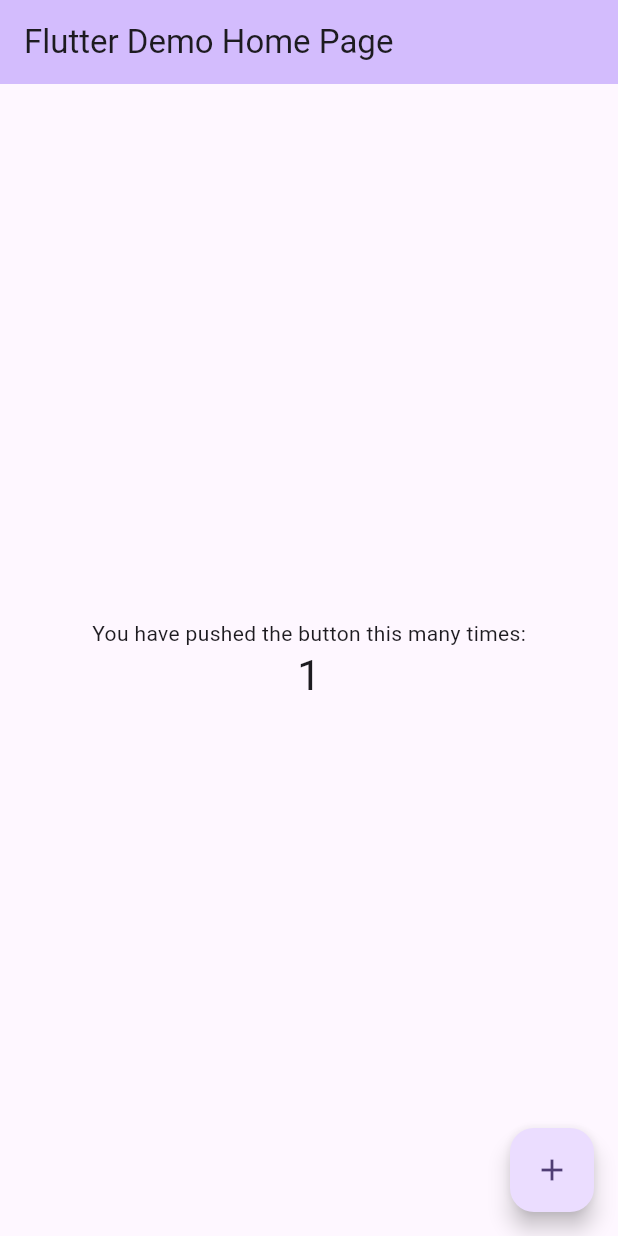
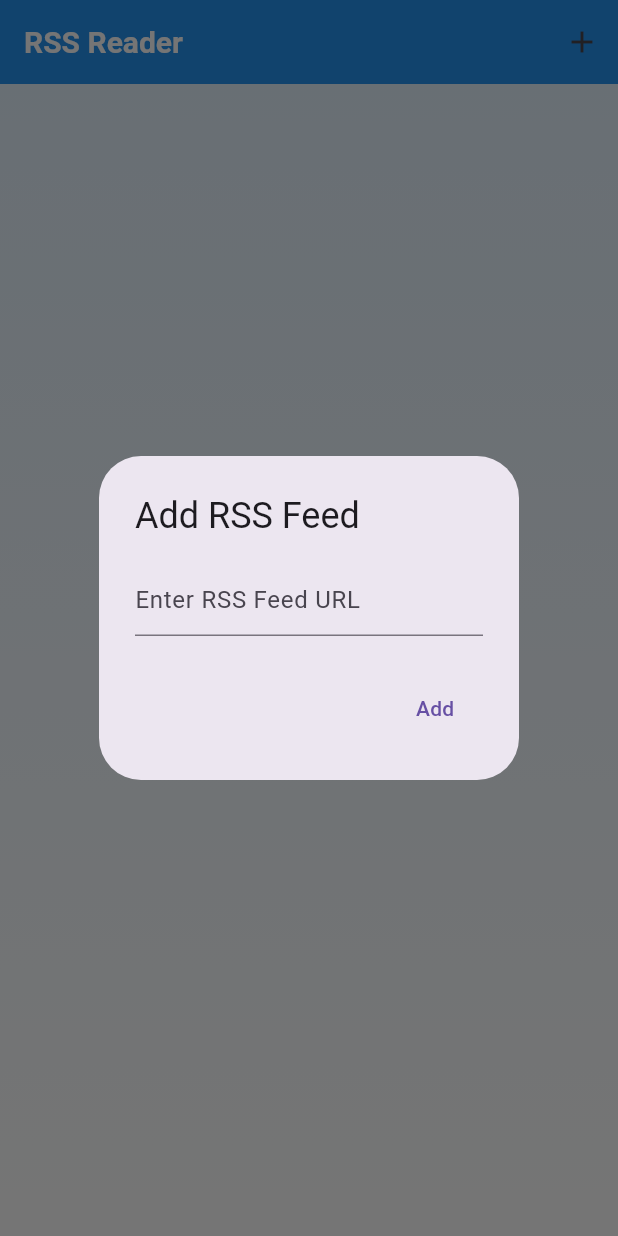
Before and after one commit to xQAQyn/RSS-Reader, a Flutter app: the screen it shows after launch, after a tap on the "add" icon, on a phone screen of 412 x 824 dp. Run offline on Flutter 3.47's test engine with Material 3 defaults, Android fonts, the phone set to English and light mode, and no system bars; our stand-ins replace sqflite; missing offline and left inert: rss_dart; accounts and stored records are empty.

Commit message:
feat. support add feed

```diff
--- a/lib/main.dart
+++ b/lib/main.dart
@@ -1,125 +1,48 @@
+import 'package:flutter/foundation.dart';
 import 'package:flutter/material.dart';
+import 'package:rss_reader/views/home_page.dart';
+import 'package:rss_reader/views/detail_page.dart';
+import 'package:rss_reader/models/rss_item.dart';
+import 'package:rss_reader/services/database_helper.dart';
 
 void main() {
+  WidgetsFlutterBinding.ensureInitialized();
+
+  if (kDebugMode) {
+    final dbHelper = DatabaseHelper();
+    dbHelper.clearDatabase();
+  }
+
   runApp(const MyApp());
 }
 
 class MyApp extends StatelessWidget {
   const MyApp({super.key});
 
-  // This widget is the root of your application.
   @override
   Widget build(BuildContext context) {
     return MaterialApp(
-      title: 'Flutter Demo',
+      title: 'RSS Reader',
       theme: ThemeData(
-        // This is the theme of your application.
-        //
-        // TRY THIS: Try running your application with "flutter run". You'll see
-        // the application has a purple toolbar. Then, without quitting the app,
-        // try changing the seedColor in the colorScheme below to Colors.green
-        // and then invoke "hot reload" (save your changes or press the "hot
-        // reload" button in a Flutter-supported IDE, or press "r" if you used
-        // the command line to start the app).
-        //
-        // Notice that the counter didn't reset back to zero; the application
-        // state is not lost during the reload. To reset the state, use hot
-        // restart instead.
-        //
-        // This works for code too, not just values: Most code changes can be
-        // tested with just a hot reload.
-        colorScheme: ColorScheme.fromSeed(seedColor: Colors.deepPurple),
-        useMaterial3: true,
+        primarySwatch: Colors.blue,
+        scaffoldBackgroundColor: Colors.blue.shade50,
+        appBarTheme: AppBarTheme(
+          backgroundColor: Colors.blue,
+          elevation: 2,
+          titleTextStyle: TextStyle(
+            fontSize: 20,
+            fontWeight: FontWeight.bold,
+            color: Colors.white,
+          ),
+        ),
       ),
-      home: const MyHomePage(title: 'Flutter Demo Home Page'),
+      home: const HomePage(),
+      routes: {
+        '/detail': (context) {
+          final items = ModalRoute.of(context)!.settings.arguments as List<RssItem>;
+          return DetailPage(items: items);
+        },
+      },
     );
   }
 }
-
-class MyHomePage extends StatefulWidget {
-  const MyHomePage({super.key, required this.title});
-
-  // This widget is the home page of your application. It is stateful, meaning
-  // that it has a State object (defined below) that contains fields that affect
-  // how it looks.
-
-  // This class is the configuration for the state. It holds the values (in this
-  // case the title) provided by the parent (in this case the App widget) and
-  // used by the build method of the State. Fields in a Widget subclass are
-  // always marked "final".
-
-  final String title;
-
-  @override
-  State<MyHomePage> createState() => _MyHomePageState();
-}
-
-class _MyHomePageState extends State<MyHomePage> {
-  int _counter = 0;
-
-  void _incrementCounter() {
-    setState(() {
-      // This call to setState tells the Flutter framework that something has
-      // changed in this State, which causes it to rerun the build method below
-      // so that the display can reflect the updated values. If we changed
-      // _counter without calling setState(), then the build method would not be
-      // called again, and so nothing would appear to happen.
-      _counter++;
-    });
-  }
-
-  @override
-  Widget build(BuildContext context) {
-    // This method is rerun every time setState is called, for instance as done
-    // by the _incrementCounter method above.
-    //
-    // The Flutter framework has been optimized to make rerunning build methods
-    // fast, so that you can just rebuild anything that needs updating rather
-    // than having to individually change instances of widgets.
-    return Scaffold(
-      appBar: AppBar(
-        // TRY THIS: Try changing the color here to a specific color (to
-        // Colors.amber, perhaps?) and trigger a hot reload to see the AppBar
-        // change color while the other colors stay the same.
-        backgroundColor: Theme.of(context).colorScheme.inversePrimary,
-        // Here we take the value from the MyHomePage object that was created by
-        // the App.build method, and use it to set our appbar title.
-        title: Text(widget.title),
-      ),
-      body: Center(
-        // Center is a layout widget. It takes a single child and positions it
-        // in the middle of the parent.
-        child: Column(
-          // Column is also a layout widget. It takes a list of children and
-          // arranges them vertically. By default, it sizes itself to fit its
-          // children horizontally, and tries to be as tall as its parent.
-          //
-          // Column has various properties to control how it sizes itself and
-          // how it positions its children. Here we use mainAxisAlignment to
-          // center the children vertically; the main axis here is the vertical
-          // axis because Columns are vertical (the cross axis would be
-          // horizontal).
-          //
-          // TRY THIS: Invoke "debug painting" (choose the "Toggle Debug Paint"
-          // action in the IDE, or press "p" in the console), to see the
-          // wireframe for each widget.
-          mainAxisAlignment: MainAxisAlignment.center,
-          children: <Widget>[
-            const Text(
-              'You have pushed the button this many times:',
-            ),
-            Text(
-              '$_counter',
-              style: Theme.of(context).textTheme.headlineMedium,
-            ),
-          ],
-        ),
-      ),
-      floatingActionButton: FloatingActionButton(
-        onPressed: _incrementCounter,
-        tooltip: 'Increment',
-        child: const Icon(Icons.add),
-      ), // This trailing comma makes auto-formatting nicer for build methods.
-    );
-  }
-}
--- a/lib/services/database_helper.dart
+++ b/lib/services/database_helper.dart
@@ -106,4 +106,10 @@ class DatabaseHelper {
     final db = await database;
     await db.update(Constants.feedsTable, {'last_updated': lastUpdated}, where: 'id = ?', whereArgs: [feedId]);
   }
+
+  Future<void> clearDatabase() async {
+    final db = await database;
+    await db.delete(Constants.feedsTable);
+    await db.delete(Constants.itemsTable);
+  }
 }
--- /dev/null
+++ b/lib/utils/styles.dart
@@ -0,0 +1,47 @@
+import 'package:flutter/material.dart';
+
+class AppStyles {
+  // 标题样式
+  static const TextStyle titleStyle = TextStyle(
+    fontSize: 20,
+    fontWeight: FontWeight.bold,
+    color: Colors.black87,
+  );
+
+  // 副标题样式
+  static const TextStyle subtitleStyle = TextStyle(
+    fontSize: 14,
+    color: Colors.grey,
+  );
+
+  // 卡片样式
+  static BoxDecoration cardDecoration = BoxDecoration(
+    color: Colors.white,
+    borderRadius: BorderRadius.circular(8),
+    boxShadow: [
+      BoxShadow(
+        color: Colors.black12,
+        blurRadius: 4,
+        offset: Offset(0, 2),
+      ),
+    ],
+  );
+
+  // 页面背景样式
+  static BoxDecoration pageBackground = BoxDecoration(
+    gradient: LinearGradient(
+      begin: Alignment.topCenter,
+      end: Alignment.bottomCenter,
+      colors: [Colors.blue.shade50, Colors.white],
+    ),
+  );
+
+  // 按钮样式
+  static ButtonStyle primaryButtonStyle = ElevatedButton.styleFrom(
+    backgroundColor: Colors.blue,
+    padding: EdgeInsets.symmetric(horizontal: 24, vertical: 12),
+    shape: RoundedRectangleBorder(
+      borderRadius: BorderRadius.circular(8),
+    ),
+  );
+}
--- /dev/null
+++ b/lib/views/home_page.dart
@@ -0,0 +1,90 @@
+import 'package:flutter/material.dart';
+import 'package:rss_reader/models/rss_item.dart';
+import '../models/rss_feed.dart';
+import '../widgets/feed_list_widget.dart';
+import '../services/rss_service.dart';
+import '../utils/styles.dart';
+import '../repositories/rss_repository.dart';
+
+class HomePage extends StatefulWidget {
+  const HomePage({Key? key}) : super(key: key);
+
+  @override
+  _HomePageState createState() => _HomePageState();
+}
+
+class _HomePageState extends State<HomePage> {
+  final RssService _rssService = RssService();
+  final RssRepository _rssRepository = RssRepository();
+  List<RssFeed> feeds = [];
+
+  @override
+  void initState() {
+    super.initState();
+    _loadFeeds();
+  }
+
+  Future<void> _loadFeeds() async {
+    List<RssFeed> feedsData = await _rssRepository.getFeeds();
+    setState(() {
+      feeds = feedsData;
+    });
+  }
+
+  Future<void> _addFeed() async {
+    final url = await showDialog<String>(
+      context: context,
+      builder: (context) {
+        String url = '';
+        return AlertDialog(
+          title: Text('Add RSS Feed'),
+          content: TextField(
+            decoration: InputDecoration(hintText: 'Enter RSS Feed URL'),
+            onChanged: (value) => url = value,
+          ),
+          actions: [
+            TextButton(
+              onPressed: () => Navigator.pop(context, url),
+              child: Text('Add'),
+            ),
+          ],
+        );
+      },
+    );
+
+    if (url != null && url.isNotEmpty) {
+      await _rssService.fetchRssFeed(url);
+      _loadFeeds();
+    }
+  }
+
+  @override
+  Widget build(BuildContext context) {
+    return Scaffold(
+      appBar: AppBar(
+        title: Text('RSS Reader'),
+        actions: [
+          IconButton(
+            icon: Icon(Icons.add),
+            onPressed: _addFeed,
+          ),
+        ],
+      ),
+      body: Container(
+        decoration: AppStyles.pageBackground,
+        child: FeedListWidget(
+          feeds: feeds,
+          onFeedTap: (feed) async {
+            int nonNullFeedId = feed.id!;
+            List<RssItem> items = await _rssRepository.getItemsByFeedId(nonNullFeedId);
+            Navigator.pushNamed(
+              context,
+              '/detail',
+              arguments: items,
+            );
+          },
+        ),
+      ),
+    );
+  }
+}
--- /dev/null
+++ b/lib/widgets/feed_list_widget.dart
@@ -0,0 +1,49 @@
+import 'package:flutter/material.dart';
+import '../models/rss_feed.dart';
+import '../utils/styles.dart';
+
+class FeedListWidget extends StatelessWidget {
+  final List<RssFeed> feeds;
+  final Function(RssFeed) onFeedTap;
+
+  const FeedListWidget({required this.feeds, required this.onFeedTap, super.key});
+
+  @override
+  Widget build(BuildContext context) {
+    return ListView.builder(
+      padding: EdgeInsets.all(8),
+      itemCount: feeds.length,
+      itemBuilder: (context, index) {
+        final feed = feeds[index];
+        return Card(
+          elevation: 2,
+          margin: EdgeInsets.symmetric(vertical: 4, horizontal: 8),
+          shape: RoundedRectangleBorder(
+            borderRadius: BorderRadius.circular(8),
+          ),
+          child: InkWell(
+            onTap: () => onFeedTap(feed),
+            borderRadius: BorderRadius.circular(8),
+            child: Padding(
+              padding: EdgeInsets.all(16),
+              child: Column(
+                crossAxisAlignment: CrossAxisAlignment.start,
+                children: [
+                  Text(
+                    feed.title,
+                    style: AppStyles.titleStyle,
+                  ),
+                  SizedBox(height: 8),
+                  Text(
+                    feed.url,
+                    style: AppStyles.subtitleStyle,
+                  ),
+                ],
+              ),
+            ),
+          ),
+        );
+      },
+    );
+  }
+}
```
Also changed, not shown: lib/services/rss_service.dart (+16 -9 lines), lib/views/detail_page.dart (added, +55 -0 lines), lib/widgets/rss_item_widget.dart (added, +49 -0 lines), pubspec.yaml (+8 -4 lines), pubspec.lock, 3 other files.
